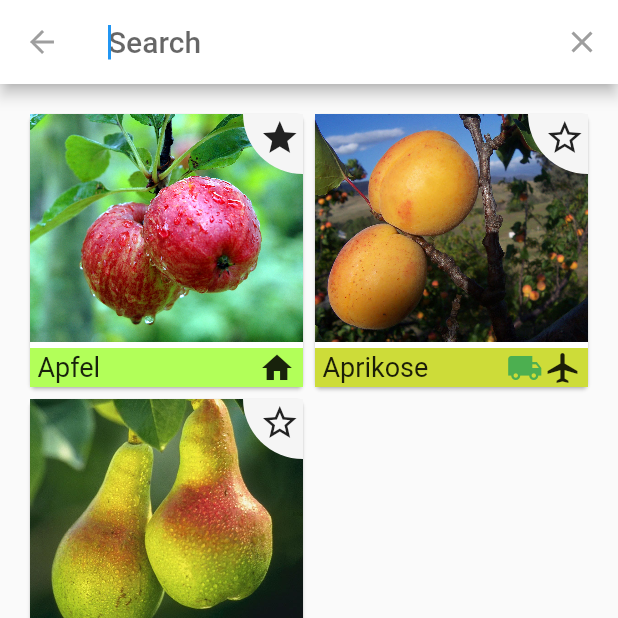
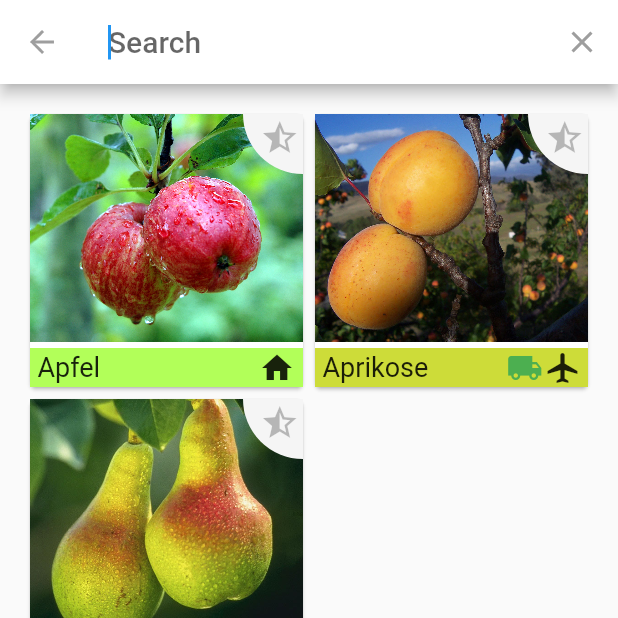
Before and after one commit to seasoncalendar/seasoncalendar, a Flutter app: the screen it shows after launch, after a tap on the "star border" icon, after a tap on the "search" icon, on a phone screen of 412 x 824 dp, the top half of it. Run offline on Flutter 3.47's test engine with Material 2 defaults, Android fonts, the phone set to English and light mode, and no system bars; our stand-ins replace shared_preferences; statements that could not run were skipped.

Commit message:
improved futureBuilder handling for foodTiles. TODO: Initial foodFiltering on app startup

```diff
--- a/lib/food.dart
+++ b/lib/food.dart
@@ -1,17 +1,49 @@
 import 'dart:collection';
+import 'package:flutter/material.dart';
 
 final List<Food> allFoods = [apple, apricot, pear];
-
 enum availability {
   none,
   some,
   full
 }
-
 const availability n = availability.none;
 const availability s = availability.some;
 const availability f = availability.full;
 const List<availability> naList = [n, n, n, n, n, n, n, n, n, n, n, n];
+Map <double, String> minAvailabilityIndicator = {
+  0: "Keine Einschränkungen",
+  1: "Keine eingeflogenen Sorten",
+  2: "Keine eingeflogenen/eingeschifften Sorten",
+  3: "Nur heimische Sorten",
+};
+const Map<String, Icon> availabilityModeIcons = {
+  "localSeason": Icon(Icons.home, color: Colors.green),
+  "localStorage": Icon(Icons.home),
+  "landTransportSeason": Icon(Icons.local_shipping, color: Colors.green,),
+  "landTransportStorage":  Icon(Icons.local_shipping),
+  "seaTransportAvailable":  Icon(Icons.directions_boat),
+  "flightTransportAvailable": Icon(Icons.airplanemode_active),
+  "notAvailable": Icon(Icons.remove),
+};
+const Map<String, Color> availabilityModeColor = {
+  "localSeason": Colors.lightGreen,
+  "localStorage": Colors.lightGreenAccent,
+  "landTransportSeason": Colors.lime,
+  "landTransportStorage":  Colors.limeAccent,
+  "seaTransportAvailable":  Colors.yellowAccent,
+  "flightTransportAvailable": Colors.orangeAccent,
+  "notAvailable": Colors.black12,
+};
+const Map<String, double> availabilityModeValues = {
+  "localSeason": 3.5,
+  "localStorage": 3,
+  "landTransportSeason": 2.5,
+  "landTransportStorage":  2,
+  "seaTransportAvailable":  1,
+  "flightTransportAvailable": 0,
+  "notAvailable": -1,
+};
 
 List<Food> getFoodsFromFoodNames(List<String> foodNames) {
   List<Food> matchingFoods = new List();
@@ -24,13 +56,6 @@ List<Food> getFoodsFromFoodNames(List<String> foodNames) {
   });
   return matchingFoods;
 }
-
-Map <double, String> minAvailabilityIndicator = {
-  0: "Keine Einschränkungen",
-  1: "Keine eingeflogenen Sorten",
-  2: "Keine eingeflogenen/eingeschifften Sorten",
-  3: "Nur heimische Sorten",
-};
 
 class Food {
   String name;
@@ -81,13 +106,11 @@ class Food {
 final Food apple = Food("Apfel", "img/apple.png",
     localSeason:              [n, n, n, n, n, n, s, f, f, f, f, n],
     localStorage:             [f, f, f, f, f, f, f, f, f, f, f, f]);
-
 final Food apricot = Food("Aprikose", "img/apricot.png",
     localSeason:              [n, n, n, n, n, n, s, s, s, n, n, n],
     landTransportSeason:      [n, n, n, n, f, f, f, f, f, n, n, n],
     landTransportStorage:     [n, n, n, n, n, n, n, n, n, s, s, n],
     flightTransportAvailable: [s, s, s, s, s, s, s, s, s, s, s, s]);
-
 final Food pear = Food("Birne", "img/pear.png",
     localSeason:              [n, n, n, n, n, n, n, f, f, f, f, s],
     localStorage:             [s, s, n, n, n, n, n, s, s, s, s, s],
--- a/lib/foodsview.dart
+++ b/lib/foodsview.dart
@@ -58,7 +58,8 @@ class FoodTile extends StatefulWidget {
 
 class FoodTileState extends State<FoodTile> {
 
-  bool _isFavorite = false;
+  // -1 means 'not favorite', +1 means 'favorite', else undefined.
+  int _isFavorite = 0;
 
   @override
   Widget build(BuildContext context) {
@@ -66,7 +67,37 @@ class FoodTileState extends State<FoodTile> {
       future: isFavoriteFood(widget._foodName),
       builder: (context, snapshot) {
         if (snapshot.connectionState == ConnectionState.done) {
-          _isFavorite = snapshot.hasData ? snapshot.data : _isFavorite;
+          _isFavorite = snapshot.hasData ? (snapshot.data ? 1 : -1) : _isFavorite;
+        }
+        return _buildFoodTile();
+      },
+    );
+  }
+
+  Widget _buildFoodTile() {
+
+    Widget favIndicator = Icon(Icons.star_half, size: 27, color: Colors.black26);
+    GestureTapCallback tapCallback = () {};
+
+    if (_isFavorite == 1) {
+        favIndicator = Icon(Icons.star, size: 27);
+        tapCallback = () {
+          removeFavoriteFood(widget._foodName);
+          setState(() {
+            _isFavorite = -1;
+          });
+        };
+
+    } else if (_isFavorite == -1) {
+      favIndicator = Icon(Icons.star_border, size: 27);
+      tapCallback = () {
+        addFavoriteFood(widget._foodName);
+        setState(() {
+          _isFavorite = 1;
+        });
+      };
+    }
+
     return Card(
       child: Column(
         children: <Widget>[
@@ -96,22 +127,8 @@ class FoodTileState extends State<FoodTile> {
                   top: 2,
                   right: 2,
                   child: InkWell(
-                            onTap: () {
-                              if (_isFavorite) {
-                                removeFavoriteFood(widget._foodName);
-                              }
-                              else {
-                                addFavoriteFood(widget._foodName);
-                              }
-                              setState(() {
-                                _isFavorite = !_isFavorite;
-                              });
-                            },
-                            child: Icon(
-                              _isFavorite ? Icons.star : Icons.star_border,
-                              color: _isFavorite ? null : null,
-                              size: 27,
-                            ),
+                    onTap: tapCallback,
+                    child: favIndicator,
                   ),
                 )
               ],
@@ -144,40 +161,5 @@ class FoodTileState extends State<FoodTile> {
         ],
       )
     );
-        } else {
-          return CircularProgressIndicator();
-        }
-      },
-    );
   }
 }
-
-const Map<String, Icon> availabilityModeIcons = {
-  "localSeason": Icon(Icons.home, color: Colors.green),
-  "localStorage": Icon(Icons.home),
-  "landTransportSeason": Icon(Icons.local_shipping, color: Colors.green,),
-  "landTransportStorage":  Icon(Icons.local_shipping),
-  "seaTransportAvailable":  Icon(Icons.directions_boat),
-  "flightTransportAvailable": Icon(Icons.airplanemode_active),
-  "notAvailable": Icon(Icons.remove),
-};
-
-const Map<String, Color> availabilityModeColor = {
-  "localSeason": Colors.lightGreen,
-  "localStorage": Colors.lightGreenAccent,
-  "landTransportSeason": Colors.lime,
-  "landTransportStorage":  Colors.limeAccent,
-  "seaTransportAvailable":  Colors.yellowAccent,
-  "flightTransportAvailable": Colors.orangeAccent,
-  "notAvailable": Colors.black12,
-};
-
-const Map<String, double> availabilityModeValues = {
-  "localSeason": 3.5,
-  "localStorage": 3,
-  "landTransportSeason": 2.5,
-  "landTransportStorage":  2,
-  "seaTransportAvailable":  1,
-  "flightTransportAvailable": 0,
-  "notAvailable": -1,
-};
--- a/lib/homepage.dart
+++ b/lib/homepage.dart
@@ -55,6 +55,20 @@ class HomeState extends State<HomePage> {
           ),
         ],
       ),
+      /*body: FutureBuilder(
+        future: Future.wait([getFavoriteFoods(), SettingsPageState.getSettings()]),
+        builder: (context, snapshot) {
+          if (snapshot.hasData) {
+            _filterAndSortFoods(snapshot.data[0], snapshot.data[1]);
+            return foodsView(_foods, _monthIndex);
+          } else {
+            return Align(
+              alignment: Alignment.center,
+              child: CircularProgressIndicator(),
+            );
+          }
+        }
+      ),*/
       body: foodsView(_foods, _monthIndex),
       bottomNavigationBar: Container(
         color: Colors.black12,
@@ -84,18 +98,20 @@ class HomeState extends State<HomePage> {
 
   void _toggleFavoritesSelected() async{
     setState(() {_favoritesSelected = !_favoritesSelected;});
-    _filterAndSortFoods();
+    _filterAndSortFoodsAsync();
   }
 
-  void _filterAndSortFoods() async {
-    List<Food> filteredFoods;
-    if (_favoritesSelected) {
-      final favoriteFoodNames = await getFavoriteFoods();
-      filteredFoods = getFoodsFromFoodNames(favoriteFoodNames);
-    } else {
-      filteredFoods = allFoods;
-    }
+  Future<List<Food>> _filterAndSortFoodsAsync() async {
+    final favoriteFoodNames = await getFavoriteFoods();
     Map<String, dynamic> settings = await SettingsPageState.getSettings();
+    _filterAndSortFoods(favoriteFoodNames, settings);
+  }
+
+  void _filterAndSortFoods(List<String> favoriteFoodNames, Map<String, dynamic> settings) {
+
+    List<Food> filteredFoods = allFoods;
+    if (_favoritesSelected) {filteredFoods = getFoodsFromFoodNames(favoriteFoodNames);}
+
     filteredFoods = filteredFoods.where((food) => [for (String av in food.getAvailabilityModes(_monthIndex)) availabilityModeValues[av]]
         .reduce(max) >= settings['foodMinAvailability']).toList();
     if (settings['foodSorting'] == true) {
@@ -110,7 +126,7 @@ class HomeState extends State<HomePage> {
 
   void _showSettings() {
     Navigator.of(context).pushNamed("/settings")
-        .then((_) => _filterAndSortFoods());
+        .then((_) => _filterAndSortFoodsAsync());
   }
 
   void _chooseEtcPage(String pageRoute) {
```
Lines whose indentation alone changed are shown as unchanged.
